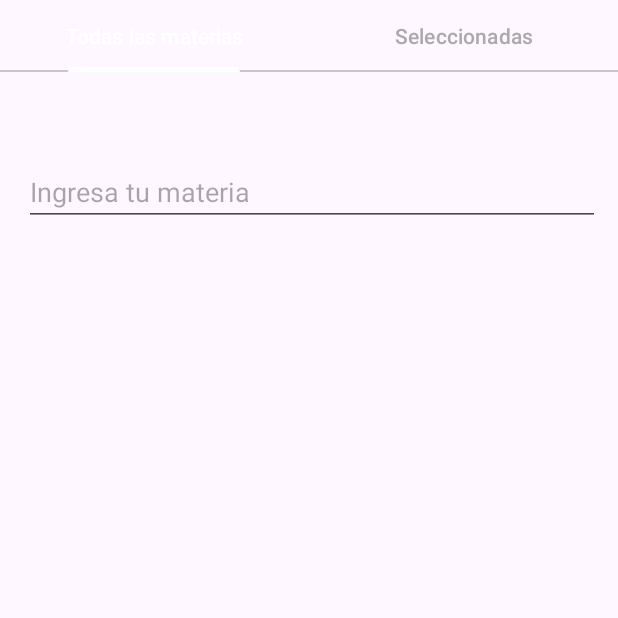
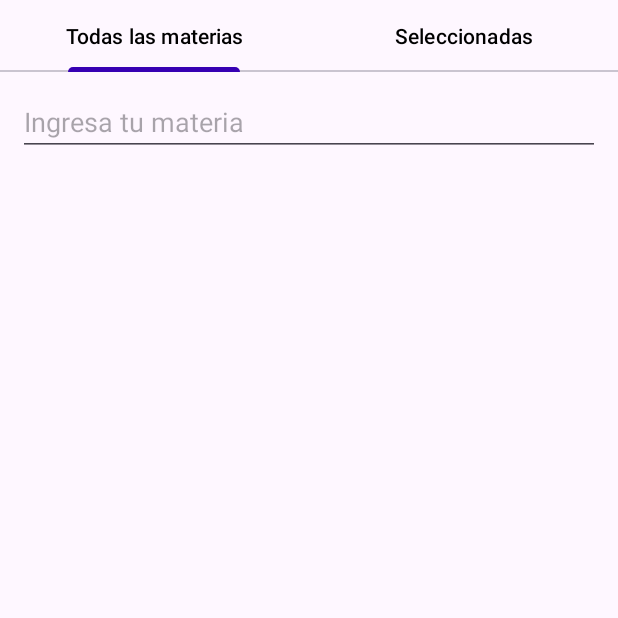
Before and after one commit to tadeo-dev789/HorariosTec, an Android app: the screen it shows after launch (MainActivity), on a phone screen of 412 x 824 dp, the top half of it. Run offline under Robolectric (Android 15) with nearby library versions, the phone set to English and light mode, and no system bars.

Commit message:
Agrege algunos colores y el ordenamiento de las materias seleccionadas por la hora

```diff
--- a/app/src/main/AndroidManifest.xml
+++ b/app/src/main/AndroidManifest.xml
@@ -16,6 +16,7 @@
         android:supportsRtl="true"
         android:theme="@style/Theme.HorariosTec"
         tools:targetApi="31">
+
         <activity
             android:name=".MainActivity"
             android:exported="true">
--- a/app/src/main/res/layout/activity_main.xml
+++ b/app/src/main/res/layout/activity_main.xml
@@ -13,12 +13,12 @@
         android:id="@+id/tabLayout"
         android:layout_width="match_parent"
         android:layout_height="wrap_content"
-        app:tabIndicatorColor="@color/white"
-        app:tabSelectedTextColor="@color/white"
-        app:tabTextColor="@android:color/darker_gray"
+        app:layout_constraintEnd_toEndOf="parent"
+        app:layout_constraintStart_toStartOf="parent"
         app:layout_constraintTop_toTopOf="parent"
-        app:layout_constraintStart_toStartOf="parent"
-        app:layout_constraintEnd_toEndOf="parent" />
+        app:tabIndicatorColor="@color/design_default_color_primary_dark"
+        app:tabSelectedTextColor="@color/black"
+        app:tabTextColor="@color/black" />
 
     <!-- ViewPager2 para los fragmentos -->
     <androidx.viewpager2.widget.ViewPager2
--- a/app/src/main/res/layout/fragment_todas_materias.xml
+++ b/app/src/main/res/layout/fragment_todas_materias.xml
@@ -7,23 +7,25 @@
 
     <EditText
         android:id="@+id/editTextSearch"
-        android:layout_width="384dp"
+        android:layout_width="0dp"
         android:layout_height="40dp"
-        android:layout_marginEnd="12dp"
-        android:layout_marginBottom="673dp"
-        android:ems="10"
+        android:layout_marginTop="16dp"
+        android:layout_marginHorizontal="12dp"
         android:hint="Ingresa tu materia"
         android:inputType="text"
-        app:layout_constraintBottom_toBottomOf="parent"
+        app:layout_constraintTop_toTopOf="parent"
+        app:layout_constraintStart_toStartOf="parent"
         app:layout_constraintEnd_toEndOf="parent" />
 
     <androidx.recyclerview.widget.RecyclerView
         android:id="@+id/recyclerViewMaterias"
-        android:layout_width="409dp"
-        android:layout_height="671dp"
-        android:layout_marginEnd="1dp"
-        android:layout_marginBottom="2dp"
+        android:layout_width="0dp"
+        android:layout_height="0dp"
+        android:layout_marginTop="16dp"
+        android:layout_marginHorizontal="12dp"
         android:padding="10dp"
-        app:layout_constraintBottom_toBottomOf="parent"
-        app:layout_constraintEnd_toEndOf="parent" />
+        app:layout_constraintTop_toBottomOf="@id/editTextSearch"
+        app:layout_constraintStart_toStartOf="parent"
+        app:layout_constraintEnd_toEndOf="parent"
+        app:layout_constraintBottom_toBottomOf="parent"/>
 </androidx.constraintlayout.widget.ConstraintLayout>
--- a/app/src/main/res/values/colors.xml
+++ b/app/src/main/res/values/colors.xml
@@ -2,4 +2,7 @@
 <resources>
     <color name="black">#FF000000</color>
     <color name="white">#FFFFFFFF</color>
+    <color name="purple_500">#6200EE</color>
+    <color name="purple_700">#3700B3</color>
+    <color name="teal_200">#03DAC5</color>
 </resources>
--- a/app/src/main/res/values/themes.xml
+++ b/app/src/main/res/values/themes.xml
@@ -3,6 +3,9 @@
     <style name="Base.Theme.HorariosTec" parent="Theme.Material3.DayNight.NoActionBar">
         <!-- Customize your light theme here. -->
         <!-- <item name="colorPrimary">@color/my_light_primary</item> -->
+        <item name="colorPrimary">@color/purple_500</item>
+        <item name="colorPrimaryDark">@color/purple_700</item>
+        <item name="colorAccent">@color/teal_200</item>
     </style>
 
     <style name="Theme.HorariosTec" parent="Base.Theme.HorariosTec" />
```
Also changed, not shown: app/src/main/java/com/example/horariostec/MateriasSeleccionadasFragment.kt (+23 -4 lines), app/src/main/res/layout/fragment_materias_seleccionadas.xml (+18 -16 lines).
